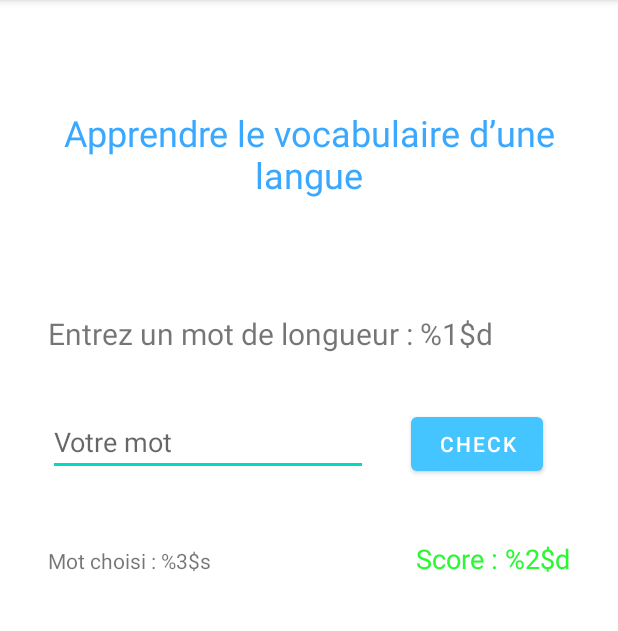
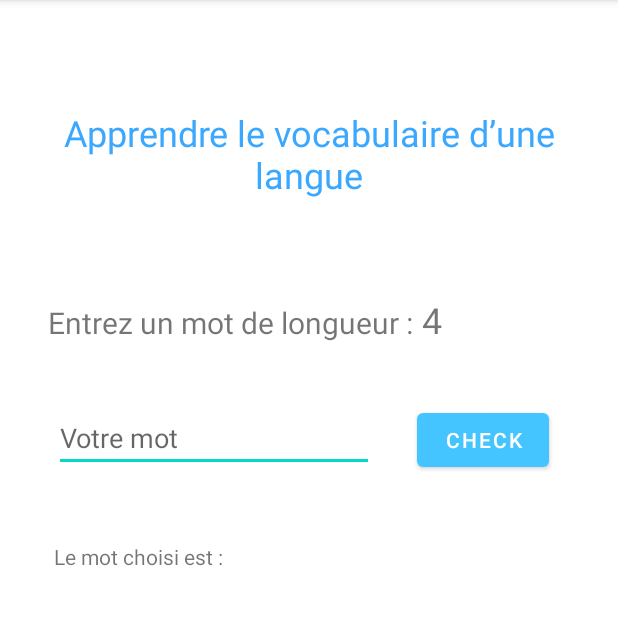
Before and after one commit to Lamiaselm/Word-Checker, an Android app: the screen it shows after launch (MainActivity), on a phone screen of 412 x 824 dp, the part 84-715 px from its top. Run offline under Robolectric (Android 15) with nearby library versions, the phone set to English and light mode, and no system bars.

Commit message:
random n and input get done

```diff
--- a/app/src/main/java/com/example/exo3_tp2/MainActivity.kt
+++ b/app/src/main/java/com/example/exo3_tp2/MainActivity.kt
@@ -1,11 +1,83 @@
 package com.example.exo3_tp2
-
+import kotlin.random.Random
 import androidx.appcompat.app.AppCompatActivity
 import android.os.Bundle
+import android.widget.Button
+import android.widget.EditText
+import android.widget.TextView
+import kotlinx.android.synthetic.main.activity_main.*
+
+fun rand(start: Int, end: Int): Int {
+    require(!(start > end || end - start + 1 > Int.MAX_VALUE)) { "Illegal Argument" }
+    return Random(System.nanoTime()).nextInt(end - start + 1) + start
+}
+/* Fonction de génération aléatoire des mots de longeur i */
+fun getRandomWord(list:List<String>,i:Int): String {
+    val listRand: MutableList<String> = mutableListOf()
+    for (item in list)
+    {
+        if ((item.length)==i
+        )
+        {  /* Liste des mots de longeurs i */
+            listRand.add(item)
+
+        }
+    }
+    val randomValue = Random.nextInt(listRand.size)
+    return listRand[randomValue]
+}
 
 class MainActivity : AppCompatActivity() {
     override fun onCreate(savedInstanceState: Bundle?) {
         super.onCreate(savedInstanceState)
         setContentView(R.layout.activity_main)
+
+
+        val listMots: MutableList<String> = mutableListOf("Web","PHP","JAVA","Noha","Lamia","JUnit","Japan","Kotlin","Flower")
+        /* Liste des longueurs des mots */
+        val listLength: MutableList<Int> = mutableListOf()
+        var score=0
+        for (mot in listMots)
+        {
+            if (!(listLength.contains(mot.length)))
+            {
+                listLength.add(mot.length)
+
+            }
+        }
+        val start = listLength.first()
+        val end = listLength.last()
+        val n =  rand(start,end)
+        println("your number is $n")
+        val random_n = findViewById <TextView>(R.id.random_n)
+        random_n.setText(" $n")
+        val check =findViewById<Button>(R.id.check)
+        check.setOnClickListener { view ->
+            val input = findViewById <EditText>(R.id.mot)
+            val inputValue = input.text.toString()
+            println("you intered $inputValue")
+            if (inputValue != null) {
+                if((inputValue.length)!=n) {
+                    println("Erreur :  Vous avez pas entrer un mot de taille $n ")
+                }
+                else
+                {
+                    val result = getRandomWord(listMots,n)
+                    val genere = findViewById <TextView>(R.id.mot_genere)
+                    genere.setText(" $result")
+                    println("le mot choisi aleatoirement est : $result")
+                    if (result == inputValue)
+                    {
+                        score += 5
+                        println("*** BRAVO ! votre score est augmente de 5, votre score est a  : $score ***")
+                    }
+                    else
+                    {
+                        println("*** ECHEC u.u votre score est a  : $score ***")
+                    }
+                }
+            }
+        }
+
     }
 }
--- a/app/src/main/res/layout/activity_main.xml
+++ b/app/src/main/res/layout/activity_main.xml
@@ -25,16 +25,70 @@
         app:layout_constraintTop_toTopOf="parent" />
 
     <TextView
-        android:id="@+id/textView4"
+        android:id="@+id/textView1"
         android:layout_width="wrap_content"
         android:layout_height="wrap_content"
         android:layout_marginStart="32dp"
         android:layout_marginLeft="32dp"
-        android:layout_marginTop="76dp"
-        android:text="@string/message1"
+        android:text="@string/random_n"
         android:textSize="20dp"
-        app:layout_constraintStart_toStartOf="parent"
+        app:layout_constraintBaseline_toBaselineOf="@+id/random_n"
+        app:layout_constraintStart_toStartOf="parent" />
+
+    <TextView
+        android:id="@+id/random_n"
+        android:layout_width="0dp"
+        android:layout_height="wrap_content"
+        android:layout_marginTop="64dp"
+
+        android:textSize="24sp"
+        app:layout_constraintEnd_toEndOf="parent"
+        app:layout_constraintHorizontal_bias="0.544"
+        app:layout_constraintStart_toEndOf="@+id/textView1"
         app:layout_constraintTop_toBottomOf="@+id/textView2" />
+
+    <TextView
+        android:id="@+id/mot_genere"
+        android:layout_width="0dp"
+        android:layout_height="wrap_content"
+        android:layout_marginStart="32dp"
+        android:layout_marginLeft="32dp"
+        android:layout_marginTop="40dp"
+        android:layout_marginEnd="32dp"
+        android:layout_marginRight="32dp"
+
+        android:textColor="#2AF832"
+        android:textSize="18sp"
+        app:layout_constraintEnd_toEndOf="parent"
+        app:layout_constraintHorizontal_bias="1.0"
+        app:layout_constraintStart_toEndOf="@+id/mot_choisi"
+        app:layout_constraintTop_toBottomOf="@+id/check" />
+
+    <Button
+        android:id="@+id/check"
+        android:layout_width="wrap_content"
+        android:layout_height="wrap_content"
+        android:layout_marginStart="16dp"
+        android:layout_marginLeft="16dp"
+        android:layout_marginTop="40dp"
+        android:layout_marginEnd="32dp"
+        android:layout_marginRight="32dp"
+        android:text="@string/check"
+        app:backgroundTint="#44C5FF"
+        app:layout_constraintEnd_toEndOf="parent"
+        app:layout_constraintHorizontal_bias="0.482"
+        app:layout_constraintStart_toEndOf="@+id/mot"
+        app:layout_constraintTop_toBottomOf="@+id/random_n" />
+
+    <TextView
+        android:id="@+id/mot_choisi"
+        android:layout_width="177dp"
+        android:layout_height="27dp"
+        android:layout_marginStart="36dp"
+        android:layout_marginLeft="36dp"
+        android:text="@string/choisi"
+        app:layout_constraintBaseline_toBaselineOf="@+id/mot_genere"
+        app:layout_constraintStart_toStartOf="parent" />
 
     <EditText
         android:id="@+id/mot"
@@ -42,57 +96,14 @@
         android:layout_height="wrap_content"
         android:layout_marginStart="32dp"
         android:layout_marginLeft="32dp"
-        android:layout_marginTop="36dp"
+        android:layout_marginTop="40dp"
         android:ems="10"
         android:hint="Votre mot"
         android:inputType="textPersonName"
         app:layout_constraintBaseline_toBaselineOf="@+id/check"
         app:layout_constraintEnd_toEndOf="parent"
-        app:layout_constraintHorizontal_bias="0.0"
+        app:layout_constraintHorizontal_bias="0.023"
         app:layout_constraintStart_toStartOf="parent"
-        app:layout_constraintTop_toBottomOf="@+id/textView4" />
-
-    <Button
-        android:id="@+id/check"
-        android:layout_width="wrap_content"
-        android:layout_height="wrap_content"
-        android:layout_marginStart="16dp"
-        android:layout_marginLeft="16dp"
-        android:layout_marginTop="36dp"
-        android:layout_marginEnd="32dp"
-        android:layout_marginRight="32dp"
-        android:text="@string/check"
-        app:backgroundTint="#44C5FF"
-        app:layout_constraintEnd_toEndOf="parent"
-        app:layout_constraintHorizontal_bias="0.421"
-        app:layout_constraintStart_toEndOf="@+id/mot"
-        app:layout_constraintTop_toBottomOf="@+id/textView4" />
-
-    <TextView
-        android:id="@+id/score"
-        android:layout_width="wrap_content"
-        android:layout_height="wrap_content"
-        android:layout_marginStart="32dp"
-        android:layout_marginLeft="32dp"
-        android:layout_marginTop="40dp"
-        android:layout_marginEnd="32dp"
-        android:layout_marginRight="32dp"
-        android:text="@string/score"
-        android:textColor="#2AF832"
-        android:textSize="18sp"
-        app:layout_constraintEnd_toEndOf="parent"
-        app:layout_constraintHorizontal_bias="1.0"
-        app:layout_constraintStart_toEndOf="@+id/mot_genere"
-        app:layout_constraintTop_toBottomOf="@+id/check" />
-
-    <TextView
-        android:id="@+id/mot_genere"
-        android:layout_width="177dp"
-        android:layout_height="27dp"
-        android:layout_marginStart="32dp"
-        android:layout_marginLeft="32dp"
-        android:text="@string/genere"
-        app:layout_constraintBaseline_toBaselineOf="@+id/score"
-        app:layout_constraintStart_toStartOf="parent" />
+        app:layout_constraintTop_toBottomOf="@+id/random_n" />
 
 </androidx.constraintlayout.widget.ConstraintLayout>
--- a/app/src/main/res/values/strings.xml
+++ b/app/src/main/res/values/strings.xml
@@ -1,8 +1,11 @@
+<?xml version="1.0" encoding="utf-8"?>
 <resources>
     <string name="app_name">EXO3-TP2</string>
     <string name="apprendre">Apprendre le vocabulaire d’une langue</string>
-    <string name="message1">Entrez un mot de longueur : %1$d </string>
+    <string name="random_n">Entrez un mot de longueur : </string>
     <string name="score">Score : %2$d </string>
+    <string name="choisi">Le mot choisi est : </string>
+
     <string name="check">CHECK </string>
     <string name="genere">Mot choisi : %3$s  </string>
 
```
